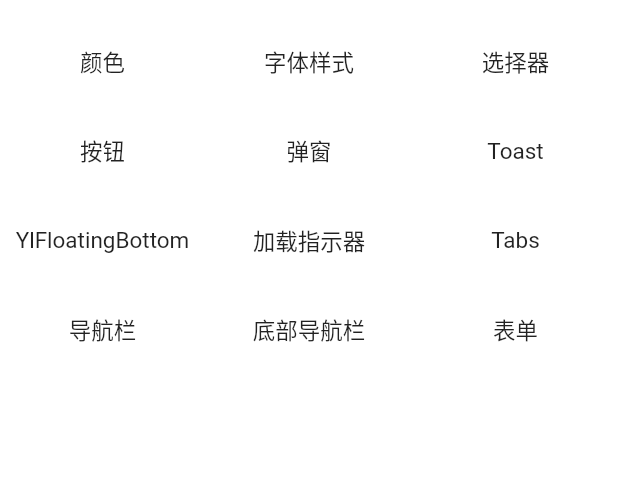
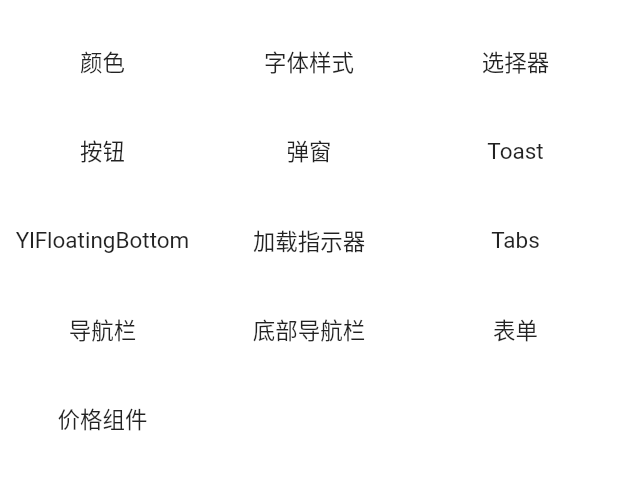
Before and after one commit to hojin-go/ylui, a Flutter app: the screen it shows after launch, on a phone screen of 412 x 824 dp, the part 48-538 px from its top. Run offline on Flutter 3.47's test engine with Material 2 defaults, Android fonts, the phone set to English and light mode, and no system bars; our stand-ins replace bot_toast, modal_bottom_sheet, sliding_up_panel.

Commit message:
增加 ylprice

```diff
--- a/example/lib/route.dart
+++ b/example/lib/route.dart
@@ -1,3 +1,4 @@
+import 'package:example/views/biz/PriceView.dart';
 import 'package:example/views/button/button_demo.dart';
 import 'package:example/views/appbar/appbar_view.dart';
 import 'package:example/views/color_view.dart';
@@ -55,6 +56,11 @@ List<RouteObject> defineRouteObjects() {
       '表单',
       (context) => FormView(),
     ),
+    RouteObject(
+      '/biz/price',
+      '价格组件',
+      (context) => PriceViewDemo(),
+    ),
   ];
 }
 
--- a/example/pubspec.yaml
+++ b/example/pubspec.yaml
@@ -104,6 +104,10 @@ flutter:
     - family: iconfont
       fonts:
         - asset: fonts/iconfont.ttf
+    - family: DIN Alternate
+      fonts:
+        - asset: fonts/DINAlternate-Bold.ttf
+          weight: 700
   #
   # For details regarding fonts from package dependencies,
   # see https://flutter.dev/custom-fonts/#from-packages
--- a/lib/flutter_ylui.dart
+++ b/lib/flutter_ylui.dart
@@ -31,3 +31,5 @@ export 'src/widgets/form/yl_text_form_field.dart';
 export 'src/widgets/form/yl_form_field.dart';
 export 'src/widgets/form/yl_selector_form_field.dart';
 export 'src/widgets/form/yl_form_text_content.dart';
+
+export 'src/widgets/biz/price.dart';
--- a/pubspec.yaml
+++ b/pubspec.yaml
@@ -12,6 +12,7 @@ dependencies:
     sdk: flutter
   sliding_up_panel: ^2.0.0+1
   bot_toast: ^4.0.1
+  intl: ^0.17.0
 
 dev_dependencies:
   flutter_test:
```
Also changed, not shown: example/pubspec.lock, pubspec.lock.
